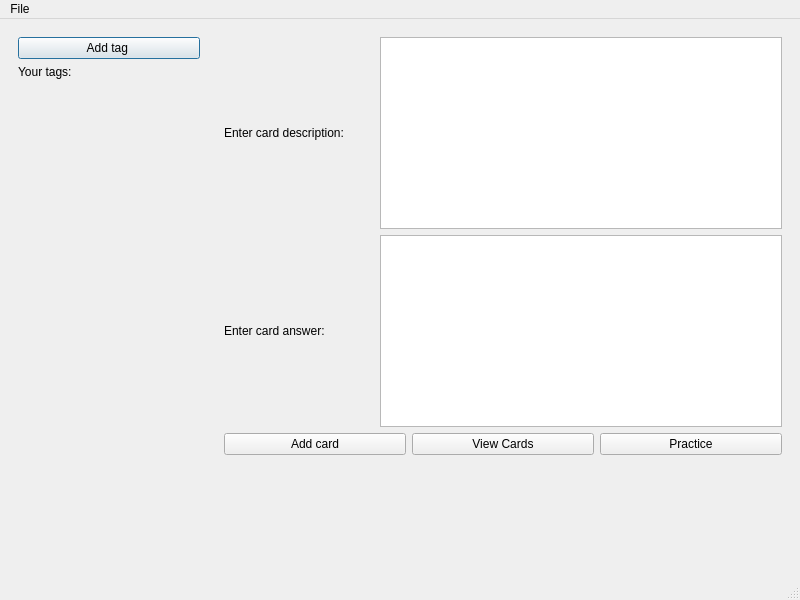
Qt form design.ui (redbutterfly4/emphizor) before a commit.
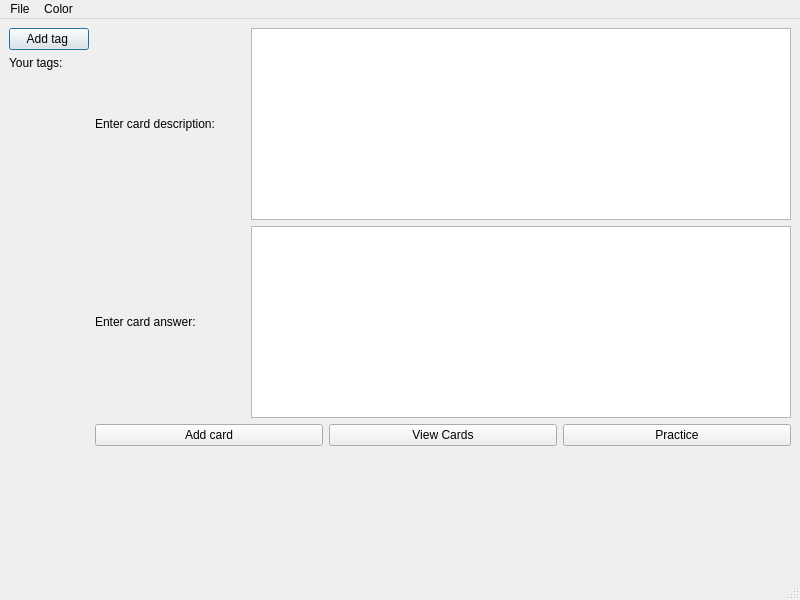
The same form after that commit.

Commit message:
Change color profile feature (#8)
* fixed AuthDialog size

* Added practice only chosen tags, also made tags sets instead of lists

* Fixed status bar, now number of cards due depends from chosen tags

* fixed bug with repetition without cards

* Added ColorProfileClass

* rewritten MainWindow style and AuthDialog

* fixed bugged new tag button styles

* changed EnterStringDialog Styling

* ended with style code edit

* implemented theme color changing

---------

The edit to the form file:
```diff
--- a/design.ui
+++ b/design.ui
@@ -19,19 +19,6 @@
     <widget class="QWidget" name="centralwidget">
    <layout class="QHBoxLayout" name="mainHorizontalLayout">
     <item>
-     <widget class="QWidget" name="sidebarWidget">
-      <property name="maximumSize">
-       <size>
-        <width>250</width>
-        <height>16777215</height>
-       </size>
-      </property>
-      <property name="minimumSize">
-       <size>
-        <width>200</width>
-        <height>0</height>
-       </size>
-      </property>
       <layout class="QVBoxLayout" name="verticalLayout">
        <item>
         <widget class="QPushButton" name="pushButton">
@@ -73,10 +60,8 @@
         </spacer>
        </item>
       </layout>
-     </widget>
     </item>
     <item>
-     <widget class="QWidget" name="contentWidget">
       <layout class="QVBoxLayout" name="AddCardInterfaceLayout">
        <item>
         <layout class="QHBoxLayout" name="CardDescripitionLayout">
@@ -169,7 +154,6 @@
         </spacer>
        </item>
       </layout>
-     </widget>
     </item>
    </layout>
   </widget>
@@ -188,7 +172,15 @@
     </property>
     <addaction name="actionSave"/>
    </widget>
+   <widget class="QMenu" name="menuColor">
+    <property name="title">
+     <string>Color</string>
+    </property>
+    <addaction name="actionfirst_color"/>
+    <addaction name="actionsecond_color"/>
+   </widget>
    <addaction name="menuFile"/>
+   <addaction name="menuColor"/>
   </widget>
   <widget class="QStatusBar" name="statusbar"/>
   <action name="actionSave">
```
Left out of the diff: 10 changed lines with no effect on the pictures. Lines whose indentation alone changed are shown as unchanged. The commit also changes 7 other files.
